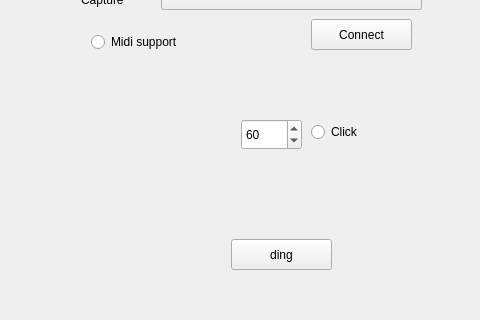
Before: the Qt Designer form mainwindow.ui in fredericabry/raspiloop, drawn with Qt 5; both pictures show x 669 to 1149 and y 88 to 408 of the 1149 by 538 pixel window.
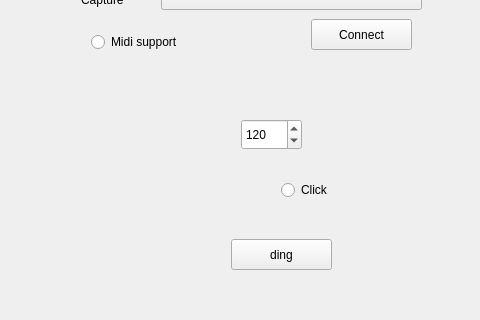
After: the same form once the commit is applied.

Diff of the .ui file:
```diff
--- a/mainwindow.ui
+++ b/mainwindow.ui
@@ -148,19 +148,19 @@
      <number>30</number>
     </property>
     <property name="maximum">
-     <number>250</number>
+     <number>500</number>
     </property>
     <property name="value">
-     <number>60</number>
+     <number>120</number>
     </property>
    </widget>
    <widget class="QRadioButton" name="radioClick">
     <property name="geometry">
      <rect>
-      <x>980</x>
-      <y>190</y>
-      <width>118</width>
-      <height>26</height>
+      <x>950</x>
+      <y>250</y>
+      <width>117</width>
+      <height>22</height>
      </rect>
     </property>
     <property name="text">
```
Left out of the diff: 5 changed lines with no effect on the pictures.
